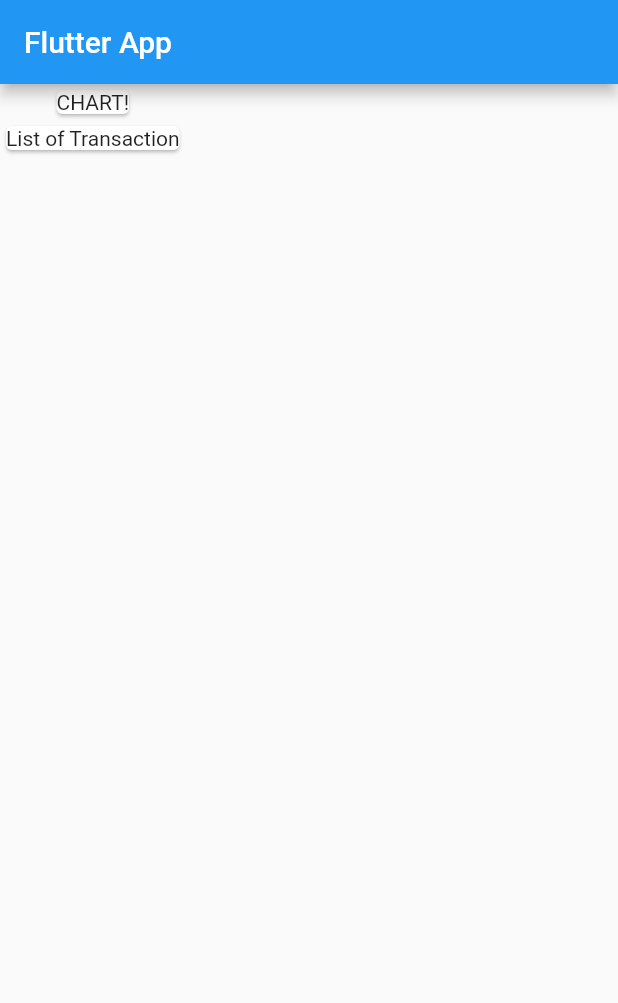
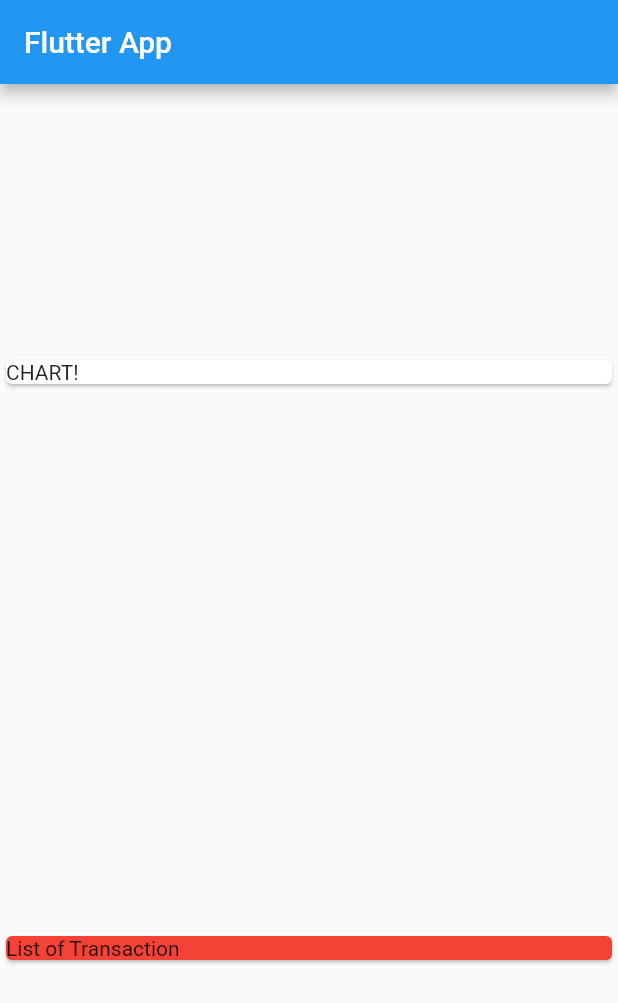
Before and after one commit to naimul-hasan-sabbir/Expense-Tracker, a Flutter app: the screen it shows after launch, on a phone screen of 412 x 824 dp. Shown: the top 1003 px of the screen. Run offline on Flutter 3.47's test engine with Material 2 defaults, Android fonts, the phone set to English and light mode, and no system bars.

Commit message:
Understanding Column widget

```diff
--- a/lib/main.dart
+++ b/lib/main.dart
@@ -23,11 +23,14 @@ class MyHomePage extends StatelessWidget {
         title: Text('Flutter App'),
       ),
       body: Column(
+        mainAxisAlignment: MainAxisAlignment.spaceAround,
+        crossAxisAlignment: CrossAxisAlignment.stretch,
         children: <Widget>[
           Card(
-            child: Text('CHART!'),
+            child: Container(width: 100, child: Text('CHART!')),
           ),
           Card(
+            color: Colors.red,
             child: Text("List of Transaction"),
           )
         ],
```
